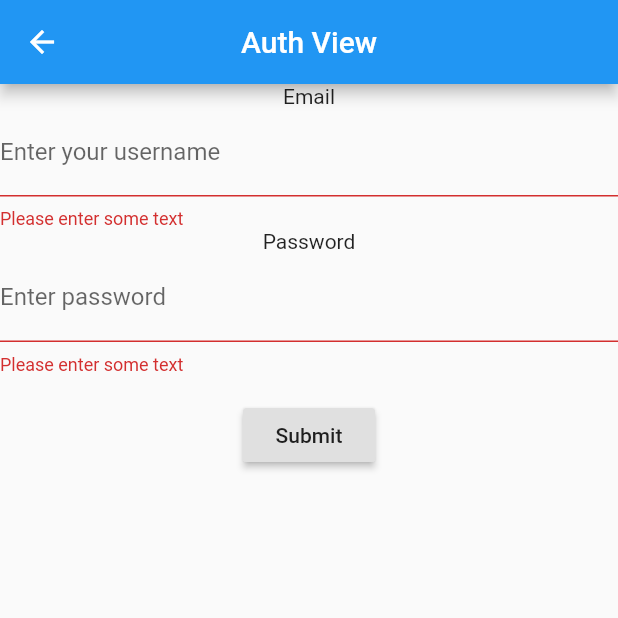
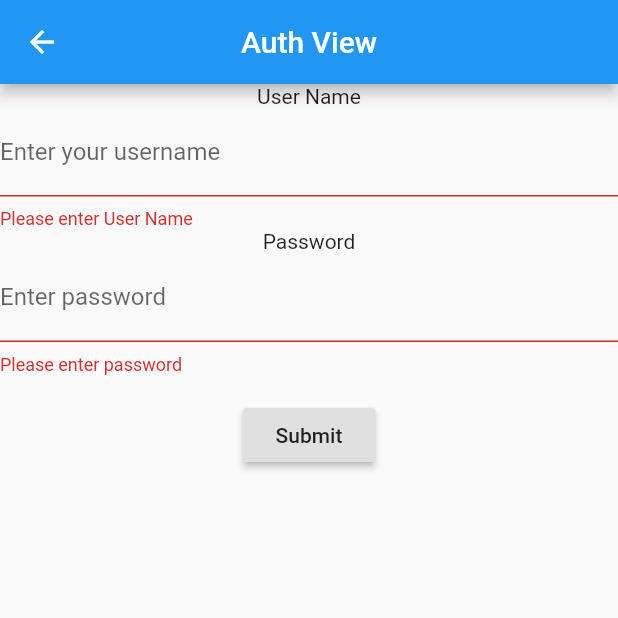
Before and after one commit to kkrisstoff/mobi-blog-lite, a Flutter app: the AuthView screen opened by its route, after a tap on "Submit", on a phone screen of 412 x 824 dp, the top half of it. Run offline on Flutter 3.47's test engine with Material 2 defaults, Android fonts, the phone set to English and light mode, and no system bars; our stand-ins replace bloc, flutter_bloc; network calls fail.

```diff
--- /dev/null
+++ b/lib/AuthScreen/auth.dart
@@ -0,0 +1,19 @@
+class LoggedUser {
+  final int id;
+  final String username;
+  final String token;
+
+  LoggedUser(this.id, this.username, this.token);
+
+  factory LoggedUser.fromJson(Map<String, dynamic> json) {
+    // TODO: use json['error']
+    if (json['username'] == null) {
+      return null;
+    }
+    return LoggedUser(
+      json['id'],
+      json['username'],
+      json['token'],
+    );
+  }
+}
--- a/lib/AuthScreen/auth_view.dart
+++ b/lib/AuthScreen/auth_view.dart
@@ -1,4 +1,6 @@
 import 'package:flutter/material.dart';
+import './auth.dart';
+import '../api/repository.dart';
 
 class AuthView extends StatelessWidget {
   static const routeName = '/auth';
@@ -24,37 +26,39 @@ class AuthFormState extends State<AuthForm> {
   final _formKey = GlobalKey<FormState>();
 
   final passwordController = TextEditingController();
+  final usernameController = TextEditingController();
+
+  final UserRepository _repository = RestRepository();
 
   @override
   void dispose() {
-    // Clean up the controller when the widget is removed from the
-    // widget tree.
+    // Clean up the controller when the widget is removed from the widget tree.
     passwordController.dispose();
     super.dispose();
   }
 
   @override
   Widget build(BuildContext context) {
-    // Build a Form widget using the _formKey created above.
     return Form(
         key: _formKey,
         child: Column(children: <Widget>[
-          Text('Email'),
+          Text('User Name'),
           TextFormField(
             decoration: InputDecoration(labelText: 'Enter your username'),
             validator: (value) {
               if (value.isEmpty) {
-                return 'Please enter some text';
+                return 'Please enter User Name';
               }
               return null;
             },
+            controller: usernameController,
           ),
           Text('Password'),
           TextFormField(
               decoration: InputDecoration(labelText: 'Enter password'),
               validator: (value) {
                 if (value.isEmpty) {
-                  return 'Please enter some text';
+                  return 'Please enter password';
                 }
                 return null;
               },
@@ -64,9 +68,10 @@ class AuthFormState extends State<AuthForm> {
             child: RaisedButton(
               onPressed: () {
                 if (_formKey.currentState.validate()) {
-                  // TODO: do smth
-                  Scaffold.of(context)
-                      .showSnackBar(SnackBar(content: Text('Processing Data')));
+                  _formKey.currentState.save();
+
+                  this.handleForm(context, usernameController.text,
+                      passwordController.text);
                 }
               },
               child: Text('Submit'),
@@ -74,4 +79,20 @@ class AuthFormState extends State<AuthForm> {
           ),
         ]));
   }
+
+  handleForm(BuildContext context, username, password) async {
+    final LoggedUser currentUser = await _repository.login(username, password);
+    if (currentUser == null) {
+      return Scaffold.of(context).showSnackBar(
+          SnackBar(content: Text('Invalid username or password')));
+    }
+
+    print('>>>');
+    print(currentUser.token);
+    // Navigator.pushNamed(context, UsersPage.routeName,
+    //     arguments: ScreenArguments(
+    //       'Users Screen',
+    //       'Some sub-title',
+    //     ));
+  }
 }
--- /dev/null
+++ b/lib/api/repository.dart
@@ -0,0 +1,50 @@
+import 'HTTP_client.dart';
+import '../UsersScreen/users.dart';
+import '../AuthScreen/auth.dart';
+
+abstract class UserRepository {
+  Future<LoggedUser> login(String username, String password);
+
+  Future<User> getUser();
+
+  Future<List<User>> getAllUsers();
+}
+
+class _Urls {
+  static const baseUrl = "https://py-blog-lite.herokuapp.com/api/v0/";
+  static const login = "${baseUrl}login";
+  static const user = "${baseUrl}user";
+  static const allUsers = "${baseUrl}users";
+}
+
+class RestRepository extends UserRepository {
+  final HttpClient _httpClient = HttpClient();
+
+  @override
+  Future<LoggedUser> login(username, password) async {
+    final Map<String, dynamic> loggedInUser = await _httpClient
+        .postRequest(_Urls.login, {'username': username, 'password': password});
+
+    if (loggedInUser.isEmpty) {
+      // throw EmptyResultException();
+    }
+
+    return LoggedUser.fromJson(loggedInUser);
+  }
+
+  @override
+  Future<User> getUser() async {
+    final Map<String, dynamic> userJson =
+        await _httpClient.getRequest(_Urls.user);
+
+    return User.fromJson(userJson);
+  }
+
+  @override
+  Future<List<User>> getAllUsers() async {
+    final List<dynamic> userListJson =
+        await _httpClient.getRequest(_Urls.allUsers);
+
+    return userListJson.map((userJson) => User.fromJson(userJson)).toList();
+  }
+}
```
Also changed, not shown: lib/UserDetailScreen/user_detail.dart (+8 -10 lines), lib/UsersScreen/users.dart (+8 -27 lines), lib/api/HTTP_client.dart (added, +68 -0 lines), lib/api/api_exception.dart (added, +11 -0 lines), pubspec.lock, 1 other file.
